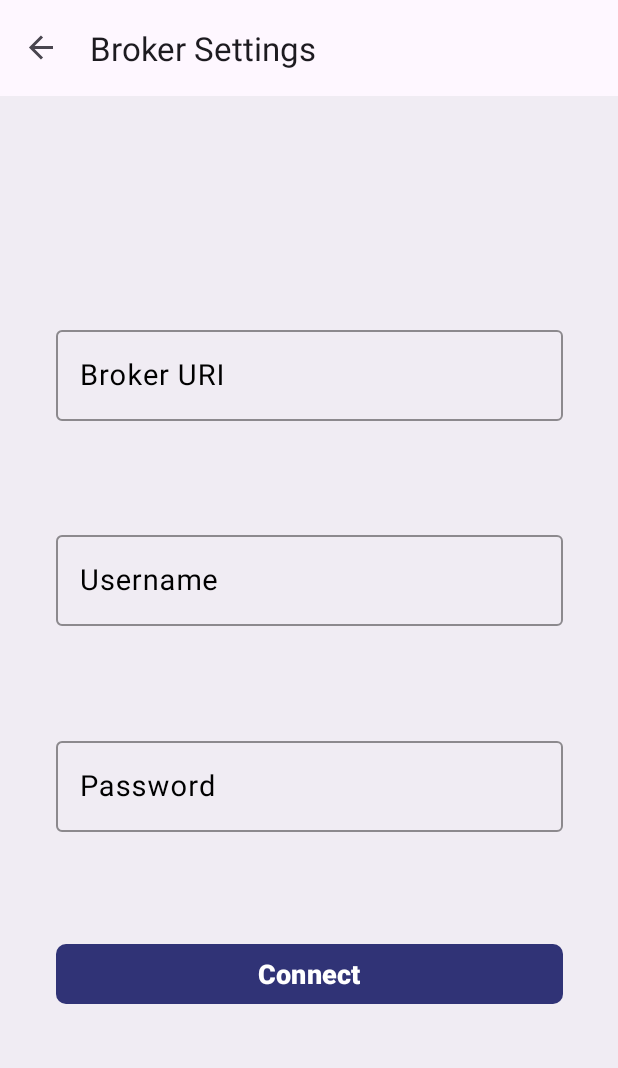
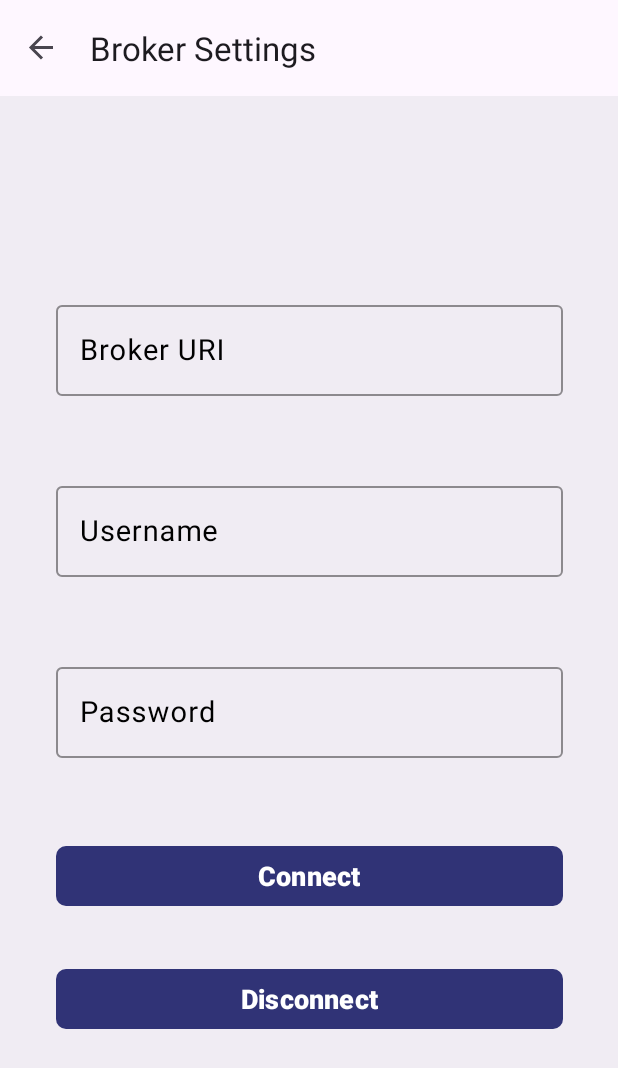
Before and after one commit to eidHossam/MQTT_Alerts_App, an Android app: the SettingsFragment screen opened through its navigation route, on a phone screen of 412 x 824 dp. Shown: the top 1068 px of the screen. Run offline under Robolectric (Android 15) with nearby library versions, the phone set to English and light mode, and no system bars; our stand-ins replace Dagger/Hilt's generated code, navigation-ui, sdp/ssp sizes.

Commit message:
Finished the connect/disconnect functionality, a view to show the current state of the connection should be added.

```diff
--- a/app/build.gradle.kts
+++ b/app/build.gradle.kts
@@ -69,6 +69,10 @@ dependencies {
     implementation(libs.androidx.lifecycle.runtime.ktx)
 
     implementation(libs.converter.gson)
+
+    //coroutines
+    implementation(libs.kotlinx.coroutines.core)
+    implementation(libs.kotlinx.coroutines.android)
 }
 
 kapt {
--- a/app/src/main/java/com/hossameid/iotalerts/presentation/alerts/AlertsFragment.kt
+++ b/app/src/main/java/com/hossameid/iotalerts/presentation/alerts/AlertsFragment.kt
@@ -1,5 +1,6 @@
 package com.hossameid.iotalerts.presentation.alerts
 
+import android.content.SharedPreferences
 import android.os.Bundle
 import androidx.fragment.app.Fragment
 import android.view.LayoutInflater
@@ -12,12 +13,14 @@ import com.hossameid.iotalerts.R
 import com.hossameid.iotalerts.databinding.FragmentFirstBinding
 import com.hossameid.iotalerts.domain.models.TopicResponseModel
 import com.hossameid.iotalerts.presentation.alerts.adapter.AlertsAdapter
+import com.hossameid.iotalerts.utils.PreferencesHelper
+import com.hossameid.iotalerts.utils.PreferencesHelper.brokerUri
 
 /**
  * A simple [Fragment] subclass as the default destination in the navigation.
  */
 class AlertsFragment : Fragment() {
-
+    private lateinit var sharedPreferences : SharedPreferences
     private var _binding: FragmentFirstBinding? = null
 
     // This property is only valid between onCreateView and
@@ -30,8 +33,11 @@ class AlertsFragment : Fragment() {
     ): View {
 
         _binding = FragmentFirstBinding.inflate(inflater, container, false)
+
+        //Init the shared preference
+        sharedPreferences = PreferencesHelper.getSharedPreference(this.requireContext())
+
         return binding.root
-
     }
 
     override fun onViewCreated(view: View, savedInstanceState: Bundle?) {
@@ -63,6 +69,14 @@ class AlertsFragment : Fragment() {
         adapter.submitList(alertsList)
     }
 
+    override fun onStart() {
+        super.onStart()
+
+        //Update the current broker UI element
+        val uri = sharedPreferences.brokerUri
+        binding.currentBrokerTextView.text = uri
+    }
+
     override fun onDestroyView() {
         super.onDestroyView()
         _binding = null
--- a/app/src/main/java/com/hossameid/iotalerts/presentation/di/SharedPreferencesModule.kt
+++ b/app/src/main/java/com/hossameid/iotalerts/presentation/di/SharedPreferencesModule.kt
@@ -2,7 +2,7 @@ package com.hossameid.iotalerts.presentation.di
 
 import android.content.Context
 import android.content.SharedPreferences
-import com.hossameid.iotalerts.R
+import com.hossameid.iotalerts.utils.PreferencesHelper
 import dagger.Module
 import dagger.Provides
 import dagger.hilt.InstallIn
@@ -17,5 +17,5 @@ object SharedPreferencesModule {
     @Provides
     @Singleton
     fun providesSharedPreference(@ApplicationContext context: Context) : SharedPreferences =
-        context.getSharedPreferences(context.getString(R.string.PREF_NAME), Context.MODE_PRIVATE)
+        PreferencesHelper.getSharedPreference(context)
 }
--- a/app/src/main/java/com/hossameid/iotalerts/presentation/settings/SettingsFragment.kt
+++ b/app/src/main/java/com/hossameid/iotalerts/presentation/settings/SettingsFragment.kt
@@ -1,14 +1,21 @@
 package com.hossameid.iotalerts.presentation.settings
 
 
+import android.content.SharedPreferences
 import android.os.Bundle
 import androidx.fragment.app.Fragment
 import android.view.LayoutInflater
 import android.view.View
 import android.view.ViewGroup
+import android.widget.Toast
 import androidx.fragment.app.viewModels
+import androidx.lifecycle.lifecycleScope
 import com.hossameid.iotalerts.databinding.FragmentSecondBinding
+import com.hossameid.iotalerts.utils.PreferencesHelper.brokerUri
+import com.hossameid.iotalerts.utils.PreferencesHelper.username
 import dagger.hilt.android.AndroidEntryPoint
+import kotlinx.coroutines.launch
+import javax.inject.Inject
 
 /**
  * A simple [Fragment] subclass as the second destination in the navigation.
@@ -17,6 +24,9 @@ import dagger.hilt.android.AndroidEntryPoint
 class SettingsFragment : Fragment() {
     private val viewModel: MqttClientViewModel by viewModels()
     private var _binding: FragmentSecondBinding? = null
+
+    @Inject
+    lateinit var sharedPreference: SharedPreferences
 
     // This property is only valid between onCreateView and
     // onDestroyView.
@@ -35,33 +45,95 @@ class SettingsFragment : Fragment() {
     override fun onViewCreated(view: View, savedInstanceState: Bundle?) {
         super.onViewCreated(view, savedInstanceState)
 
+        subscribeToObservers()
+
+        //Update the UI with the stored values in the shared preferences
+        binding.brokerURIEditText.setText(sharedPreference.brokerUri)
+        binding.usernameEditText.setText(sharedPreference.username)
+
         binding.connectBtn.setOnClickListener {
-            if(!checkBrokerFields())
+            if (!checkBrokerFields())
                 return@setOnClickListener
 
             viewModel.connect(
                 binding.brokerURIEditText.text.toString(),
                 binding.usernameEditText.text.toString(),
                 binding.passwordEditText.text.toString()
-                )
+            )
+        }
+
+        //Set the disconnect button listener
+        binding.disconnectBtn.setOnClickListener {
+            viewModel.disconnect()
         }
     }
 
     /**
      * @brief checks the validity of the inputs of the broker fields before connecting
      */
-    private fun checkBrokerFields() : Boolean
-    {
+    private fun checkBrokerFields(): Boolean {
         binding.brokerURILayout.error = null
 
-        if(binding.brokerURIEditText.text.isNullOrEmpty())
-        {
+        if (binding.brokerURIEditText.text.isNullOrEmpty()) {
             binding.brokerURILayout.error = "Please enter the broker URI"
             return false
         }
 
         return true
     }
+
+    /**
+     * @brief Subscribe to the view model observers
+     */
+    private fun subscribeToObservers() {
+        lifecycleScope.launch {
+            launch {
+                viewModel.connectBtnState.collect {
+                    binding.connectBtn.isEnabled = it ?: true
+                }
+            }
+
+            launch {
+                viewModel.disconnectBtnState.collect {
+                    binding.disconnectBtn.isEnabled = it ?: true
+                }
+            }
+
+            launch {
+                viewModel.connectionStatus.collect {
+                    when (it) {
+                        //End the fragment in case of a successful connection
+                        "SUCCESS" -> activity?.supportFragmentManager?.popBackStack()
+
+                        "already connected" ->
+                            Toast.makeText(
+                                context,
+                                "Client is already connected to this broker.",
+                                Toast.LENGTH_SHORT
+                            )
+                                .show()
+
+                        "FAILURE" -> Toast.makeText(
+                            context,
+                            "Failed to connect!",
+                            Toast.LENGTH_SHORT
+                        )
+                            .show()
+
+                        "Disconnected Successfully" ->
+                            Toast.makeText(context, "Disconnected Successfully", Toast.LENGTH_SHORT)
+                                .show()
+
+                        "Failed to disconnect!" ->
+                            Toast.makeText(context, "Failed to disconnect!", Toast.LENGTH_SHORT)
+                                .show()
+                    }
+
+                }
+            }
+        }
+    }
+
     override fun onDestroyView() {
         super.onDestroyView()
         _binding = null
--- /dev/null
+++ b/app/src/main/java/com/hossameid/iotalerts/utils/PreferencesHelper.kt
@@ -0,0 +1,50 @@
+package com.hossameid.iotalerts.utils
+
+import android.content.Context
+import android.content.SharedPreferences
+
+/**
+ * @brief Singleton shared preference object that is used to store values in the device memory
+ */
+object PreferencesHelper {
+    private const val PREF_NAME = "APP_SETTINGS"
+    private const val BROKER_URI = "BROKER_URI"
+    private const val USERNAME = "USERNAME"
+    private const val PASSWORD = "PASSWORD"
+
+    fun getSharedPreference(context: Context) =
+        context.getSharedPreferences(PREF_NAME, Context.MODE_PRIVATE)
+
+    /**
+     * @brief Extension function used to update values stores in the shared preference
+     */
+    private inline fun SharedPreferences.editMe(operation: (SharedPreferences.Editor) -> Unit) {
+        val editMe = edit()
+        operation(editMe)
+        editMe.apply()
+    }
+
+    var SharedPreferences.brokerUri
+        get() = getString(BROKER_URI, "")
+        set(value){
+            editMe {
+                it.putString(BROKER_URI, value)
+            }
+        }
+
+    var SharedPreferences.username
+        get() = getString(USERNAME, "")
+        set(value) {
+            editMe {
+                it.putString(USERNAME, value)
+            }
+        }
+
+    var SharedPreferences.password
+        get() = getString(PASSWORD, "")
+        set(value) {
+            editMe {
+                it.putString(PASSWORD, value)
+            }
+        }
+}
--- a/app/src/main/res/layout/fragment_first.xml
+++ b/app/src/main/res/layout/fragment_first.xml
@@ -38,12 +38,11 @@
             android:layout_width="wrap_content"
             android:layout_height="wrap_content"
             android:layout_marginEnd="@dimen/_10sdp"
-            android:text="https/::192.168.1.1.com"
             android:textColor="@color/black"
             android:textSize="@dimen/_14sdp"
             app:layout_constraintStart_toEndOf="@id/textView"
             app:layout_constraintTop_toTopOf="parent"
-            tools:ignore="HardcodedText" />
+            />
 
         <com.google.android.material.button.MaterialButton
             android:id="@+id/changeBrokerBtn"
--- a/app/src/main/res/layout/fragment_second.xml
+++ b/app/src/main/res/layout/fragment_second.xml
@@ -96,9 +96,28 @@
         android:textSize="@dimen/_14sdp"
         android:textStyle="bold"
         app:cornerRadius="6.5dp"
-        app:layout_constraintBottom_toBottomOf="parent"
+        app:rippleColor="@color/white"
+        app:layout_constraintBottom_toTopOf="@id/disconnectBtn"
         app:layout_constraintEnd_toEndOf="parent"
         app:layout_constraintStart_toStartOf="parent"
         app:layout_constraintTop_toBottomOf="@id/passwordLayout"
         app:shapeAppearance="?attr/shapeAppearanceCornerSmall" />
+
+    <com.google.android.material.button.MaterialButton
+        android:id="@+id/disconnectBtn"
+        android:layout_width="@dimen/_260sdp"
+        android:layout_height="wrap_content"
+        android:layout_gravity="center_horizontal"
+        android:text="@string/disconnect"
+        android:textColor="@color/white"
+        android:textSize="@dimen/_14sdp"
+        android:textStyle="bold"
+        app:cornerRadius="6.5dp"
+        app:rippleColor="@color/white"
+        app:layout_constraintBottom_toBottomOf="parent"
+        app:layout_constraintEnd_toEndOf="parent"
+        app:layout_constraintStart_toStartOf="parent"
+        app:layout_constraintTop_toBottomOf="@id/connectBtn"
+        app:shapeAppearance="?attr/shapeAppearanceCornerSmall" />
+
 </androidx.constraintlayout.widget.ConstraintLayout>
--- a/gradle/libs.versions.toml
+++ b/gradle/libs.versions.toml
@@ -19,7 +19,7 @@ lifecycleViewmodelKtx = "2.8.4"
 converterGson = "2.9.0"
 hiltAndroid = "2.51.1"
 hiltAndroidCompiler = "2.51.1"
-
+kotlinxCoroutinesCore = "1.7.3"
 
 [libraries]
 androidx-core-ktx = { group = "androidx.core", name = "core-ktx", version.ref = "coreKtx" }
@@ -41,7 +41,8 @@ hilt-android-compiler = { module = "com.google.dagger:hilt-android-compiler", ve
 converter-gson = { module = "com.squareup.retrofit2:converter-gson", version.ref = "converterGson" }
 hilt-android = { module = "com.google.dagger:hilt-android", version.ref = "hiltAndroid" }
 hilt-android-gradle-plugin = { module = "com.google.dagger:hilt-android-gradle-plugin", version.ref = "hiltAndroid" }
-
+kotlinx-coroutines-android = { module = "org.jetbrains.kotlinx:kotlinx-coroutines-android", version.ref = "kotlinxCoroutinesCore" }
+kotlinx-coroutines-core = { module = "org.jetbrains.kotlinx:kotlinx-coroutines-core", version.ref = "kotlinxCoroutinesCore" }
 [plugins]
 android-application = { id = "com.android.application", version.ref = "agp" }
 jetbrains-kotlin-android = { id = "org.jetbrains.kotlin.android", version.ref = "kotlin" }
```
Also changed, not shown: app/src/main/java/com/hossameid/iotalerts/data/repo/MqttRepoImpl.kt (+37 -7 lines), app/src/main/java/com/hossameid/iotalerts/presentation/settings/MqttClientViewModel.kt (+55 -21 lines), app/src/main/res/values/strings.xml (+1 -6 lines).
